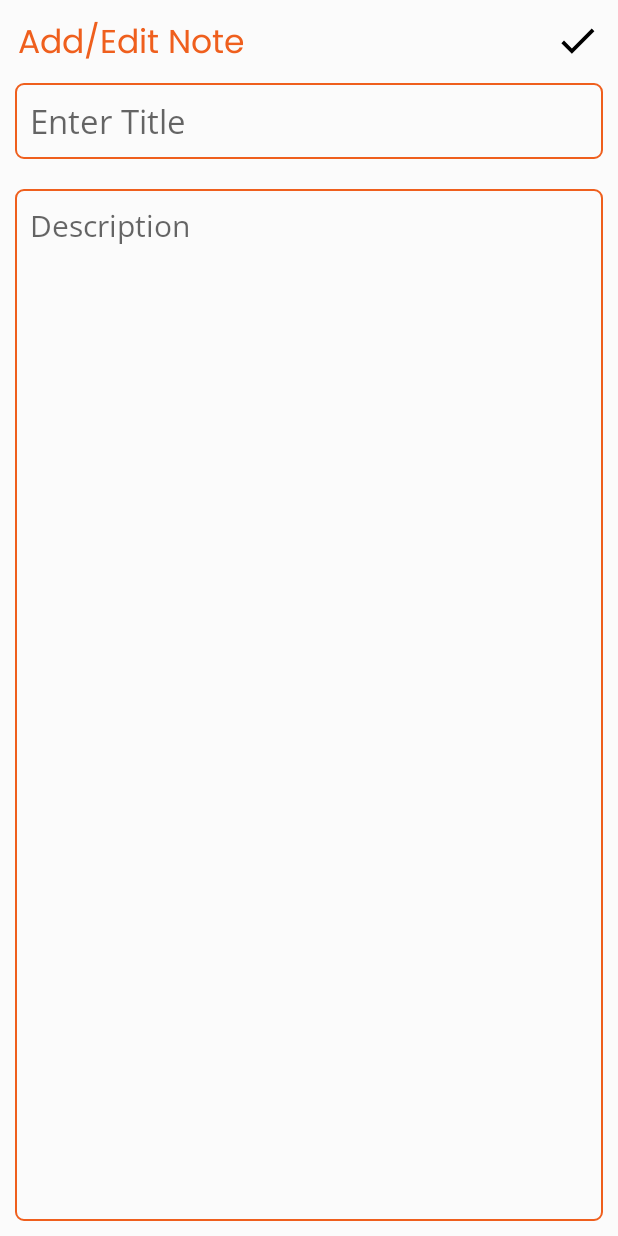
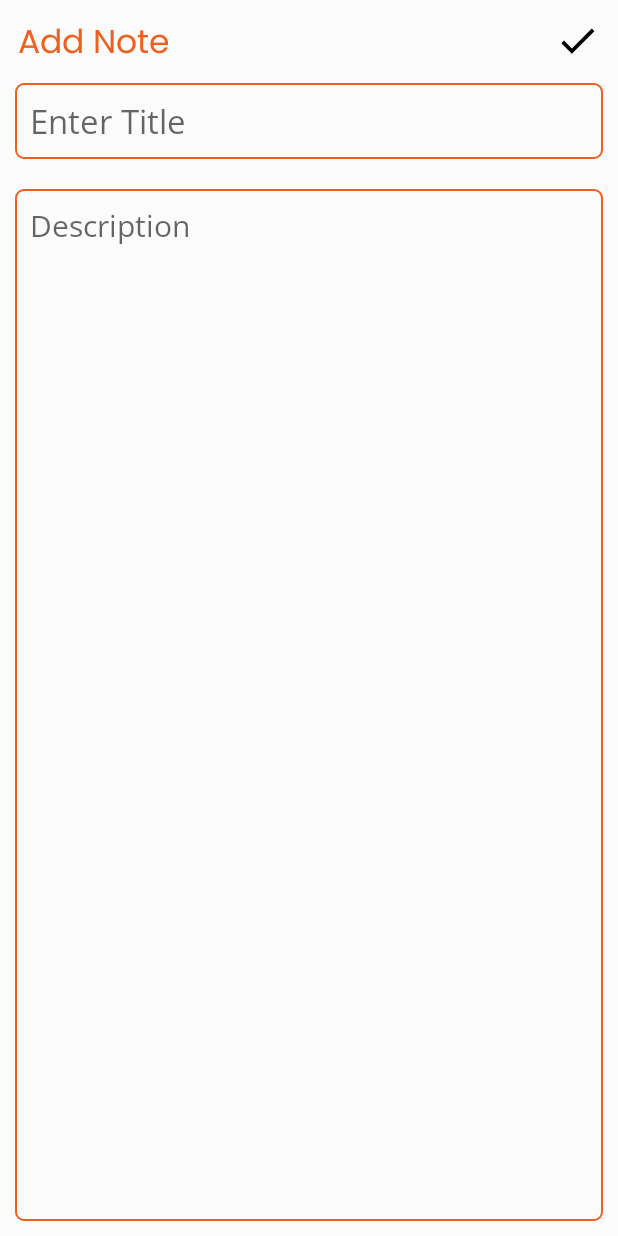
Before and after one commit to Akshaya-Amar/NoteApp, an Android app: the layout activity_note.xml on its own in the app's theme, with its tools: preview values and no code run, on a phone screen of 412 x 824 dp. Run offline under Robolectric (Android 15) with nearby library versions, the phone set to English and light mode, and no system bars.

Commit message:
String resources added instead of hardcoded values

```diff
--- a/app/src/main/java/com/example/roomdatabasemvvm/data/database/NoteDatabase.java
+++ b/app/src/main/java/com/example/roomdatabasemvvm/data/database/NoteDatabase.java
@@ -11,7 +11,7 @@ import androidx.sqlite.db.SupportSQLiteDatabase;
 import java.util.concurrent.ExecutorService;
 import java.util.concurrent.Executors;
 
-@Database(entities = {Note.class}, version = 2)
+@Database(entities = {Note.class}, version = 1)
 public abstract class NoteDatabase extends RoomDatabase {
 
     private static NoteDatabase instance;
--- a/app/src/main/java/com/example/roomdatabasemvvm/view/activity/MainActivity.java
+++ b/app/src/main/java/com/example/roomdatabasemvvm/view/activity/MainActivity.java
@@ -119,7 +119,7 @@ public class MainActivity extends AppCompatActivity {
 
                             int id = data.getIntExtra("EXTRA_ID", -1);
 
-                            if (id != -1) {
+                            if (id != -1) { // not necessary
 
                                 String title = data.getStringExtra("EXTRA_TITLE");
                                 String description = data.getStringExtra("EXTRA_DESCRIPTION");
--- a/app/src/main/res/layout/activity_note.xml
+++ b/app/src/main/res/layout/activity_note.xml
@@ -19,15 +19,15 @@
             android:layout_centerVertical="true"
             android:fontFamily="@font/poppins"
             android:includeFontPadding="false"
+            android:text="@string/add_note"
             android:textColor="@color/orange"
-            android:textSize="22sp"
-            tools:text="Add/Edit Note" />
+            android:textSize="22sp" />
 
         <ImageView
             android:id="@+id/done_image_view"
             android:layout_width="30dp"
             android:layout_height="30dp"
-            android:layout_alignParentRight="true"
+            android:layout_alignParentEnd="true"
             android:src="@drawable/baseline_done" />
     </RelativeLayout>
 
@@ -40,7 +40,7 @@
         android:layout_marginBottom="10dp"
         android:background="@drawable/outlined_border"
         android:fontFamily="@font/open_sans"
-        android:hint="Enter Title"
+        android:hint="@string/title_hint"
         android:maxLines="1"
         android:padding="10dp"
         android:textSize="22sp" />
@@ -53,7 +53,7 @@
         android:background="@drawable/outlined_border"
         android:fontFamily="@font/open_sans"
         android:gravity="start"
-        android:hint="Description"
+        android:hint="@string/description_hint"
         android:inputType="textMultiLine"
         android:padding="10dp"
         android:textSize="20sp" />
--- a/app/src/main/res/values/strings.xml
+++ b/app/src/main/res/values/strings.xml
@@ -1,3 +1,7 @@
 <resources>
     <string name="app_name">RoomDatabaseMVVM</string>
+    <string name="add_note">Add Note</string>
+    <string name="edit_note">Edit Note</string>
+    <string name="title_hint">Enter Title</string>
+    <string name="description_hint">Description</string>
 </resources>
```
Also changed, not shown: app/src/main/java/com/example/roomdatabasemvvm/view/activity/NoteActivity.java (+4 -5 lines).
